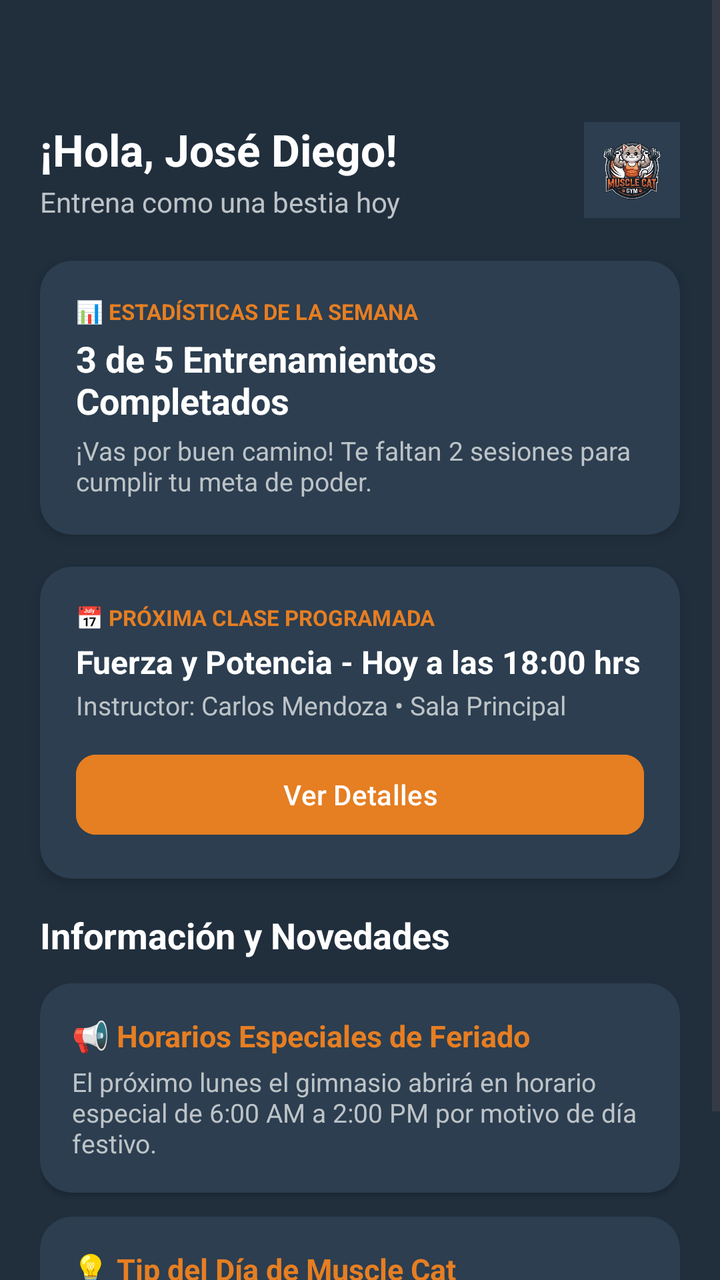
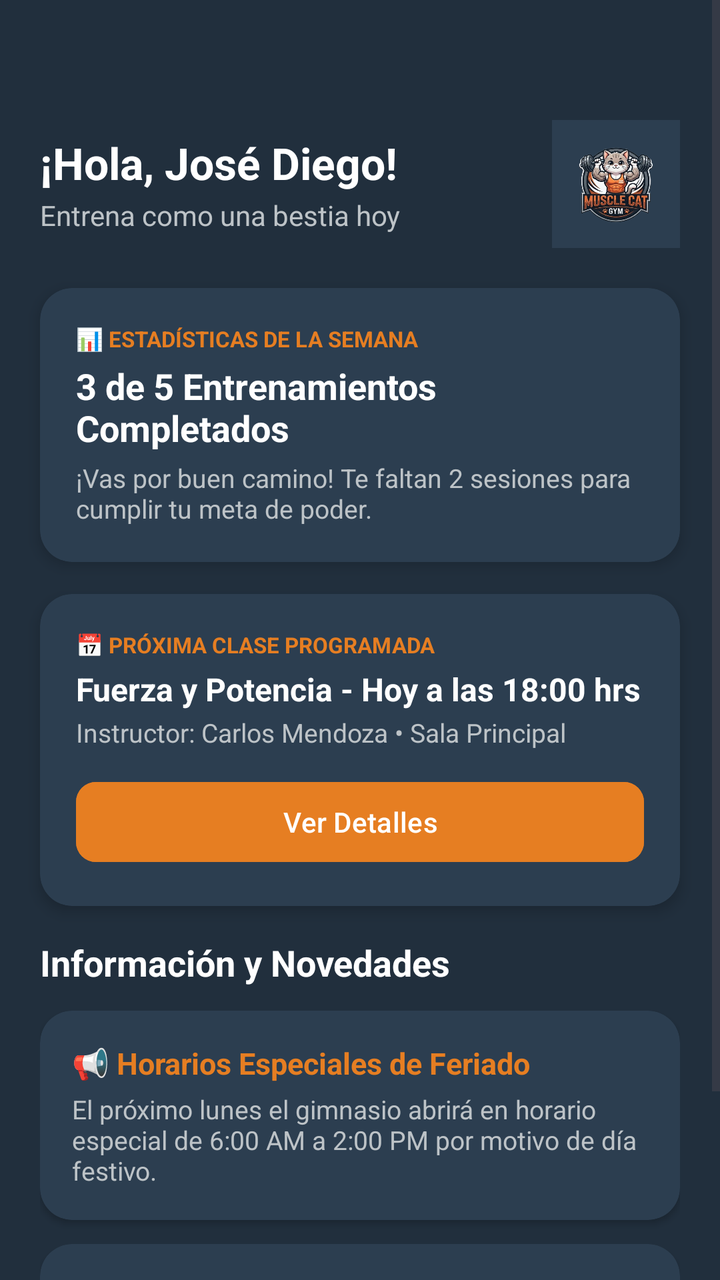

Before-and-after screenshots of an Android layout around one commit, followed by the original layout XML and the change that was made.
<!-- AndroidManifest.xml: application theme Theme.Gym -->
<!-- res/layout/fragment_home.xml -->
<?xml version="1.0" encoding="utf-8"?>
<ScrollView xmlns:android="http://schemas.android.com/apk/res/android"
    xmlns:app="http://schemas.android.com/apk/res-auto"
    android:layout_width="match_parent"
    android:layout_height="match_parent"
    android:background="#212F3D"
    android:fillViewport="true">

    <LinearLayout
        android:layout_width="match_parent"
        android:layout_height="wrap_content"
        android:orientation="vertical"
        android:paddingTop="40dp"
        android:paddingBottom="24dp">

        
        <LinearLayout
            android:layout_width="match_parent"
            android:layout_height="wrap_content"
            android:orientation="horizontal"
            android:gravity="center_vertical"
            android:padding="20dp">

            <LinearLayout
                android:layout_width="0dp"
                android:layout_height="wrap_content"
                android:layout_weight="1"
                android:orientation="vertical">

                <TextView
                    android:layout_width="wrap_content"
                    android:layout_height="wrap_content"
                    android:text="¡Hola, José Diego!"
                    android:textColor="#FFFFFF"
                    android:textSize="22sp"
                    android:textStyle="bold" />

                <TextView
                    android:layout_width="wrap_content"
                    android:layout_height="wrap_content"
                    android:text="Entrena como una bestia hoy"
                    android:textColor="#BDC3C7"
                    android:textSize="14sp"
                    android:layout_marginTop="2dp" />
            </LinearLayout>

            
            <ImageView
                android:layout_width="48dp"
                android:layout_height="48dp"
                android:src="@drawable/muscle_cat_logo"
                android:background="#2C3E50"
                android:padding="4dp"
                android:scaleType="centerCrop" />
        </LinearLayout>

        
        <androidx.cardview.widget.CardView
            android:layout_width="match_parent"
            android:layout_height="wrap_content"
            android:layout_marginStart="20dp"
            android:layout_marginEnd="20dp"
            android:layout_marginBottom="16dp"
            app:cardCornerRadius="16dp"
            app:cardBackgroundColor="#2C3E50"
            app:cardElevation="4dp">

            <LinearLayout
                android:layout_width="match_parent"
                android:layout_height="wrap_content"
                android:orientation="vertical"
                android:padding="18dp">

                <TextView
                    android:layout_width="wrap_content"
                    android:layout_height="wrap_content"
                    android:text="📊 ESTADÍSTICAS DE LA SEMANA"
                    android:textColor="#E67E22"
                    android:textSize="11sp"
                    android:textStyle="bold" />

                <TextView
                    android:layout_width="wrap_content"
                    android:layout_height="wrap_content"
                    android:text="3 de 5 Entrenamientos Completados"
                    android:textColor="#FFFFFF"
                    android:textSize="18sp"
                    android:textStyle="bold"
                    android:layout_marginTop="4dp" />

                <TextView
                    android:layout_width="wrap_content"
                    android:layout_height="wrap_content"
                    android:text="¡Vas por buen camino! Te faltan 2 sesiones para cumplir tu meta de poder."
                    android:textColor="#BDC3C7"
                    android:textSize="13sp"
                    android:layout_marginTop="4dp" />
            </LinearLayout>
        </androidx.cardview.widget.CardView>

        
        <androidx.cardview.widget.CardView
            android:layout_width="match_parent"
            android:layout_height="wrap_content"
            android:layout_marginStart="20dp"
            android:layout_marginEnd="20dp"
            android:layout_marginBottom="16dp"
            app:cardCornerRadius="16dp"
            app:cardBackgroundColor="#2C3E50"
            app:cardElevation="4dp">

            <LinearLayout
                android:layout_width="match_parent"
                android:layout_height="wrap_content"
                android:orientation="vertical"
                android:padding="18dp">

                <TextView
                    android:layout_width="wrap_content"
                    android:layout_height="wrap_content"
                    android:text="📅 PRÓXIMA CLASE PROGRAMADA"
                    android:textColor="#E67E22"
                    android:textSize="11sp"
                    android:textStyle="bold" />

                <TextView
                    android:layout_width="wrap_content"
                    android:layout_height="wrap_content"
                    android:text="Fuerza y Potencia - Hoy a las 18:00 hrs"
                    android:textColor="#FFFFFF"
                    android:textSize="16sp"
                    android:textStyle="bold"
                    android:layout_marginTop="4dp" />

                <TextView
                    android:layout_width="wrap_content"
                    android:layout_height="wrap_content"
                    android:text="Instructor: Carlos Mendoza • Sala Principal"
                    android:textColor="#BDC3C7"
                    android:textSize="13sp"
                    android:layout_marginTop="2dp"
                    android:layout_marginBottom="12dp" />

                <Button
                    android:layout_width="match_parent"
                    android:layout_height="48dp"
                    android:backgroundTint="#E67E22"
                    android:text="Ver Detalles"
                    android:textColor="#FFFFFF"
                    app:cornerRadius="10dp" />
            </LinearLayout>
        </androidx.cardview.widget.CardView>

        
        <LinearLayout
            android:layout_width="match_parent"
            android:layout_height="wrap_content"
            android:orientation="vertical"
            android:paddingStart="20dp"
            android:paddingEnd="20dp">

            <TextView
                android:layout_width="wrap_content"
                android:layout_height="wrap_content"
                android:text="Información y Novedades"
                android:textColor="#FFFFFF"
                android:textSize="18sp"
                android:textStyle="bold"
                android:layout_marginBottom="12dp" />

            <androidx.cardview.widget.CardView
                android:layout_width="match_parent"
                android:layout_height="wrap_content"
                android:layout_marginBottom="12dp"
                app:cardCornerRadius="16dp"
                app:cardBackgroundColor="#2C3E50">

                <LinearLayout
                    android:layout_width="match_parent"
                    android:layout_height="wrap_content"
                    android:orientation="vertical"
                    android:padding="16dp">

                    <TextView
                        android:layout_width="wrap_content"
                        android:layout_height="wrap_content"
                        android:text="📢 Horarios Especiales de Feriado"
                        android:textColor="#E67E22"
                        android:textSize="15sp"
                        android:textStyle="bold" />

                    <TextView
                        android:layout_width="wrap_content"
                        android:layout_height="wrap_content"
                        android:text="El próximo lunes el gimnasio abrirá en horario especial de 6:00 AM a 2:00 PM por motivo de día festivo."
                        android:textColor="#BDC3C7"
                        android:textSize="13sp"
                        android:layout_marginTop="4dp" />
                </LinearLayout>
            </androidx.cardview.widget.CardView>

            <androidx.cardview.widget.CardView
                android:layout_width="match_parent"
                android:layout_height="wrap_content"
                app:cardCornerRadius="16dp"
                app:cardBackgroundColor="#2C3E50">

                <LinearLayout
                    android:layout_width="match_parent"
                    android:layout_height="wrap_content"
                    android:orientation="vertical"
                    android:padding="16dp">

                    <TextView
                        android:layout_width="wrap_content"
                        android:layout_height="wrap_content"
                        android:text="💡 Tip del Día de Muscle Cat"
                        android:textColor="#E67E22"
                        android:textSize="15sp"
                        android:textStyle="bold" />

                    <TextView
                        android:layout_width="wrap_content"
                        android:layout_height="wrap_content"
                        android:text="La constancia construye músculo. Mantén una buena hidratación y técnica impecable en cada levantamiento."
                        android:textColor="#BDC3C7"
                        android:textSize="13sp"
                        android:layout_marginTop="4dp" />
                </LinearLayout>
            </androidx.cardview.widget.CardView>

        </LinearLayout>

    </LinearLayout>
</ScrollView>
<!-- resources referenced by this layout -->
<resources>
  <!-- drawable muscle_cat_logo: png bitmap (drawable, 176794 bytes) -->
  <style name="Theme.Gym" parent="Base.Theme.Gym" />
  <style name="Base.Theme.Gym" parent="Theme.Material3.DayNight.NoActionBar">
          
          
      </style>
</resources>

<!-- the commit's change to res/layout/fragment_home.xml (unified diff, before → after) -->
@@ -46,11 +46,11 @@
 
             
             <ImageView
-                android:layout_width="48dp"
-                android:layout_height="48dp"
+                android:layout_width="64dp"
+                android:layout_height="64dp"
                 android:src="@drawable/muscle_cat_logo"
                 android:background="#2C3E50"
-                android:padding="4dp"
+                android:padding="6dp"
                 android:scaleType="centerCrop" />
         </LinearLayout>
 
